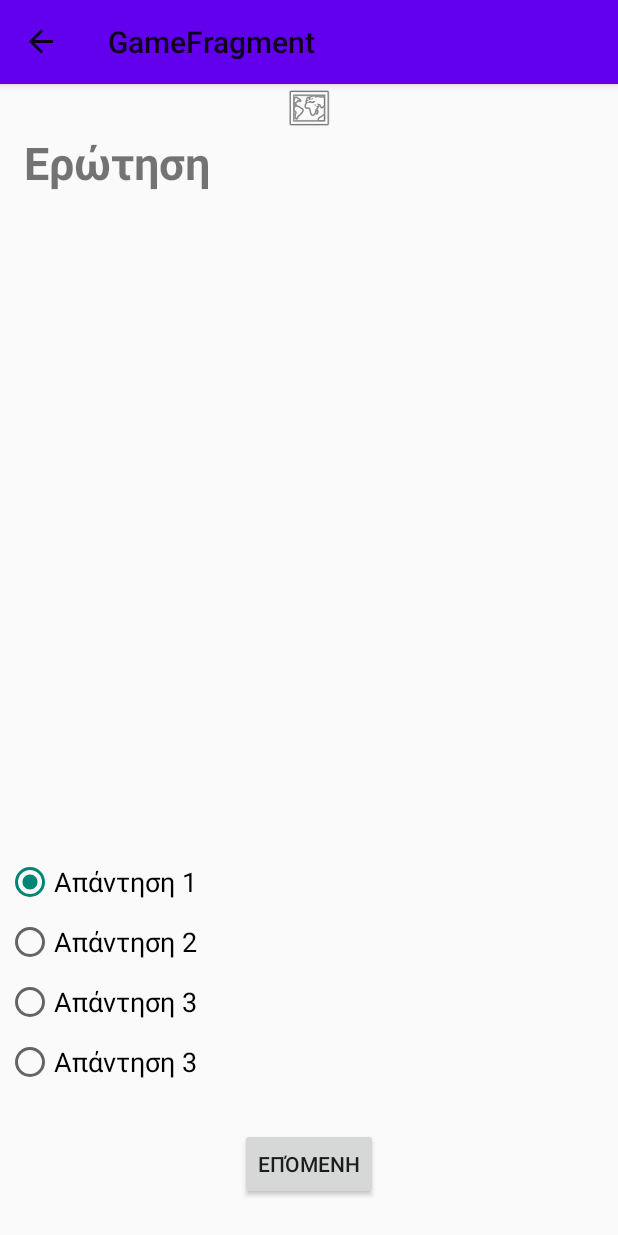
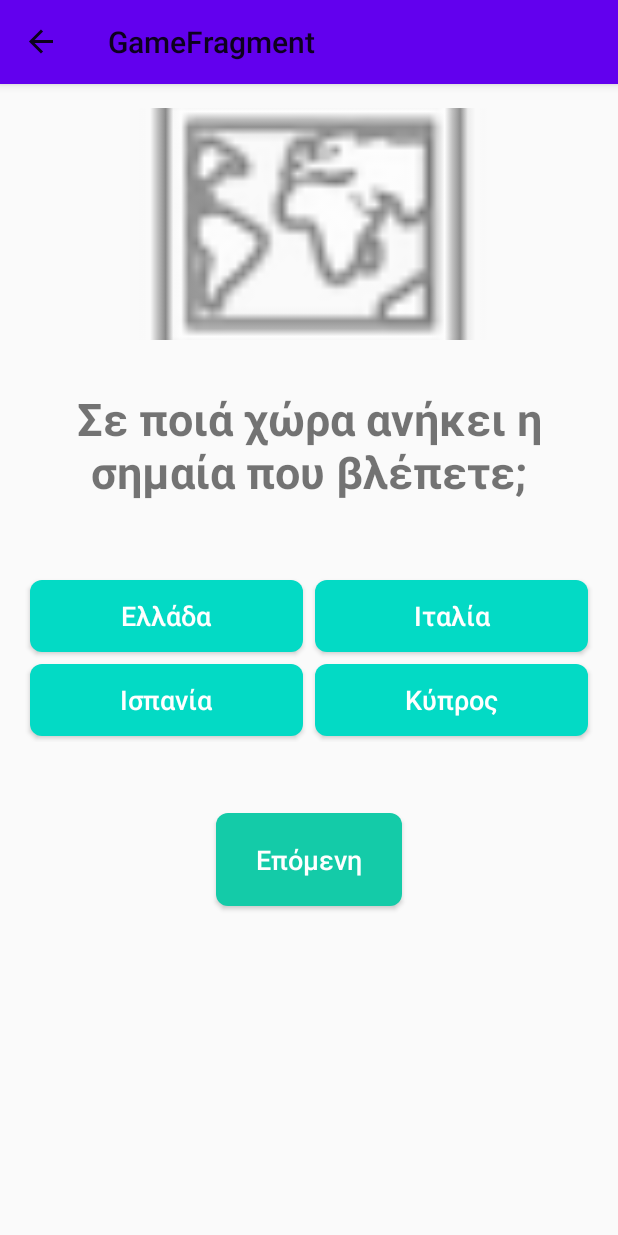
Before and after one commit to dlnioanna/CountriesTeach, an Android app: the GameFragment screen opened through its navigation route, on a phone screen of 412 x 824 dp. Run offline under Robolectric (Android 15) with nearby library versions, the phone set to English and light mode, and no system bars; our stand-ins replace data binding, navigation-ui; 1 statement that could not run was skipped.

Commit message:
gameLayout fixed

```diff
--- /dev/null
+++ b/app/src/main/res/drawable/button_answers.xml
@@ -0,0 +1,16 @@
+<?xml version="1.0" encoding="utf-8"?>
+<shape xmlns:android="http://schemas.android.com/apk/res/android"
+    android:shape="rectangle">
+    <solid android:color="@color/teal_200" />
+    <corners
+        android:bottomLeftRadius="8dp"
+        android:bottomRightRadius="8dp"
+        android:topLeftRadius="8dp"
+        android:topRightRadius="8dp" />
+    <padding
+        android:top="1dp"
+        android:bottom="1dp"
+        android:left="8dp"
+        android:right="8dp" />
+
+</shape>
--- /dev/null
+++ b/app/src/main/res/drawable/button_next.xml
@@ -0,0 +1,16 @@
+<?xml version="1.0" encoding="utf-8"?>
+<shape xmlns:android="http://schemas.android.com/apk/res/android"
+    android:shape="rectangle">
+    <solid android:color="@color/teal_500" />
+    <corners
+        android:bottomLeftRadius="8dp"
+        android:bottomRightRadius="8dp"
+        android:topLeftRadius="8dp"
+        android:topRightRadius="8dp" />
+    <padding
+        android:top="1dp"
+        android:bottom="1dp"
+        android:left="8dp"
+        android:right="8dp" />
+
+</shape>
--- a/app/src/main/res/layout/game_fragment.xml
+++ b/app/src/main/res/layout/game_fragment.xml
@@ -1,40 +1,31 @@
-<?xml version="1.0" encoding="utf-8"?><!--
-  ~ Copyright 2018, The Android Open Source Project
-  ~
-  ~ Licensed under the Apache License, Version 2.0 (the "License");
-  ~ you may not use this file except in compliance with the License.
-  ~ You may obtain a copy of the License at
-  ~
-  ~      http://www.apache.org/licenses/LICENSE-2.0
-  ~
-  ~ Unless required by applicable law or agreed to in writing, software
-  ~ distributed under the License is distributed on an "AS IS" BASIS,
-  ~ WITHOUT WARRANTIES OR CONDITIONS OF ANY KIND, either express or implied.
-  ~ See the License for the specific language governing permissions and
-  ~ limitations under the License.
-  -->
-
+<?xml version="1.0" encoding="utf-8"?>
 <layout xmlns:android="http://schemas.android.com/apk/res/android"
     xmlns:app="http://schemas.android.com/apk/res-auto"
     xmlns:tools="http://schemas.android.com/tools">
 
     <data>
-
         <variable
             name="gameViewModel"
             type="unipi.protal.countriesteach.screens.game.GameViewModel" />
     </data>
 
+    <ScrollView
+        android:id="@+id/questions_scroll_view"
+        android:layout_width="match_parent"
+        android:layout_height="match_parent"
+        tools:layout_editor_absoluteX="0dp"
+        tools:layout_editor_absoluteY="0dp">
+
         <androidx.constraintlayout.widget.ConstraintLayout
             android:id="@+id/game_layout"
             android:layout_width="match_parent"
-        android:layout_height="match_parent"
+            android:layout_height="wrap_content"
+            android:layout_margin="@dimen/vertical_margin"
             tools:context=".screens.game.GameFragment">
 
             <Button
                 android:id="@+id/skip_button"
-            android:layout_width="wrap_content"
-            android:layout_height="wrap_content"
+                style="@style/nextButtonLayout"
                 android:text="@string/skip"
                 app:layout_constraintBottom_toBottomOf="parent"
                 app:layout_constraintEnd_toEndOf="parent"
@@ -44,19 +35,20 @@
 
             <androidx.constraintlayout.widget.Guideline
                 android:id="@+id/guideline"
-            android:layout_width="wrap_content"
-            android:layout_height="wrap_content"
+                android:layout_width="match_parent"
+                android:layout_height="match_parent"
                 android:orientation="horizontal"
-            app:layout_constraintGuide_end="96dp" />
+                app:layout_constraintGuide_end="124dp" />
 
             <ImageView
                 android:id="@+id/flagImage"
-            android:layout_width="wrap_content"
-            android:layout_height="wrap_content"
+                android:layout_width="248dp"
+                android:layout_height="0dp"
                 android:layout_marginStart="@dimen/image_margin_start_end"
                 android:layout_marginEnd="@dimen/image_margin_start_end"
-            android:scaleType="fitCenter"
+                android:scaleType="centerCrop"
                 app:layout_constraintBottom_toTopOf="@+id/questionText"
+                app:layout_constraintDimensionRatio="8:5"
                 app:layout_constraintEnd_toEndOf="parent"
                 app:layout_constraintStart_toStartOf="parent"
                 app:layout_constraintTop_toTopOf="parent"
@@ -65,68 +57,63 @@
 
             <TextView
                 android:id="@+id/questionText"
-            android:layout_width="0dp"
-            android:layout_height="0dp"
+                android:layout_width="match_parent"
+                android:layout_height="wrap_content"
+                android:layout_marginTop="@dimen/question_margin"
+                android:layout_marginBottom="@dimen/question_margin"
                 android:fontFamily="sans-serif"
                 android:paddingStart="@dimen/activity_horizontal_margin"
                 android:paddingEnd="@dimen/activity_horizontal_margin"
-            android:text="Ερώτηση"
+                android:text="@string/question"
+                android:textAlignment="center"
                 android:textSize="@dimen/question_text_size"
                 android:textStyle="bold"
                 android:typeface="normal"
-            app:layout_constraintBottom_toTopOf="@+id/questionRadioGroup"
+                app:layout_constraintBottom_toTopOf="@+id/answers_grid_layout"
                 app:layout_constraintEnd_toEndOf="parent"
                 app:layout_constraintStart_toStartOf="parent"
                 app:layout_constraintTop_toBottomOf="@+id/flagImage"
-            tools:text="What color is the Android mascot?" />
+                tools:text="Σε ποιά χώρα ανήκει η σημαία που βλέπετε;" />
 
-        <RadioGroup
-            android:id="@+id/questionRadioGroup"
-            android:layout_width="0dp"
+
+            <GridLayout
+                android:id="@+id/answers_grid_layout"
+                android:layout_width="match_parent"
                 android:layout_height="wrap_content"
-            android:animateLayoutChanges="true"
-            android:orientation="vertical"
+                android:columnCount="2"
+                android:orientation="horizontal"
+                android:rowCount="2"
+                android:layout_marginTop="@dimen/grid_margin"
+                android:layout_marginBottom="@dimen/grid_margin"
+                app:layout_constraintBottom_toBottomOf="@+id/guideline"
                 app:layout_constraintEnd_toEndOf="parent"
                 app:layout_constraintStart_toStartOf="parent"
-            app:layout_constraintTop_toBottomOf="@+id/questionText"
-            app:layout_constraintBottom_toBottomOf="@+id/guideline">
+                app:layout_constraintTop_toBottomOf="@+id/questionText">
 
-            <RadioButton
+                <Button
                     android:id="@+id/firstAnswerRadioButton"
-                android:layout_width="match_parent"
-                android:layout_height="wrap_content"
-                android:layout_margin="@dimen/question_margin"
-                android:checked="true"
-                android:text="Απάντηση 1"
-                android:textSize="@dimen/answer_text_size"
-                tools:text="Blue" />
+                    style="@style/answerButtonLayout"
+                    android:text="Ελλάδα"
+                    tools:text="Greece" />
 
-            <RadioButton
+                <Button
                     android:id="@+id/secondAnswerRadioButton"
-                android:layout_width="match_parent"
-                android:layout_height="wrap_content"
-                android:layout_margin="@dimen/question_margin"
-                android:text="Απάντηση 2"
-                android:textSize="@dimen/answer_text_size"
-                tools:text="Green" />
+                    style="@style/answerButtonLayout"
+                    android:text="Ιταλία"
+                    tools:text="Italy" />
 
-            <RadioButton
+                <Button
                     android:id="@+id/thirdAnswerRadioButton"
-                android:layout_width="match_parent"
-                android:layout_height="wrap_content"
-                android:layout_margin="@dimen/question_margin"
-                android:text="Απάντηση 3"
-                android:textSize="@dimen/answer_text_size"
-                tools:text="Yellow" />
-            <RadioButton
+                    style="@style/answerButtonLayout"
+                    android:text="Ισπανία"
+                    tools:text="Spain" />
+
+                <Button
                     android:id="@+id/fourthAnswerRadioButton"
-                android:layout_width="match_parent"
-                android:layout_height="wrap_content"
-                android:layout_margin="@dimen/question_margin"
-                android:text="Απάντηση 3"
-                android:textSize="@dimen/answer_text_size"
-                tools:text="Yellow" />
-        </RadioGroup>
-
+                    style="@style/answerButtonLayout"
+                    android:text="Κύπρος"
+                    tools:text="Cyprus" />
+            </GridLayout>
         </androidx.constraintlayout.widget.ConstraintLayout>
+    </ScrollView>
 </layout>
--- a/app/src/main/res/layout/title_fragment.xml
+++ b/app/src/main/res/layout/title_fragment.xml
@@ -1,18 +1,4 @@
-<?xml version="1.0" encoding="utf-8"?><!--
-  ~ Copyright 2018, The Android Open Source Project
-  ~
-  ~ Licensed under the Apache License, Version 2.0 (the "License");
-  ~ you may not use this file except in compliance with the License.
-  ~ You may obtain a copy of the License at
-  ~
-  ~      http://www.apache.org/licenses/LICENSE-2.0
-  ~
-  ~ Unless required by applicable law or agreed to in writing, software
-  ~ distributed under the License is distributed on an "AS IS" BASIS,
-  ~ WITHOUT WARRANTIES OR CONDITIONS OF ANY KIND, either express or implied.
-  ~ See the License for the specific language governing permissions and
-  ~ limitations under the License.
-  -->
+<?xml version="1.0" encoding="utf-8"?>
 
 <layout xmlns:android="http://schemas.android.com/apk/res/android"
     xmlns:app="http://schemas.android.com/apk/res-auto"
--- a/app/src/main/res/values-night/themes.xml
+++ b/app/src/main/res/values-night/themes.xml
@@ -7,7 +7,7 @@
         <item name="colorOnPrimary">@color/black</item>
         <!-- Secondary brand color. -->
         <item name="colorSecondary">@color/teal_200</item>
-        <item name="colorSecondaryVariant">@color/teal_200</item>
+        <item name="colorSecondaryVariant">#56F3E3</item>
         <item name="colorOnSecondary">@color/black</item>
         <!-- Status bar color. -->
         <item name="android:statusBarColor" tools:targetApi="l">?attr/colorPrimaryVariant</item>
--- a/app/src/main/res/values/colors.xml
+++ b/app/src/main/res/values/colors.xml
@@ -4,6 +4,7 @@
     <color name="purple_500">#FF6200EE</color>
     <color name="purple_700">#FF3700B3</color>
     <color name="teal_200">#FF03DAC5</color>
+    <color name="teal_500">#14cba8</color>
     <color name="teal_700">#FF018786</color>
     <color name="black">#FF000000</color>
     <color name="white">#FFFFFFFF</color>
--- a/app/src/main/res/values/dimens.xml
+++ b/app/src/main/res/values/dimens.xml
@@ -8,9 +8,12 @@
     <dimen name="vertical_margin">16dp</dimen>
     <dimen name="horizontal_margin">8dp</dimen>
     <dimen name="button_padding">16dp</dimen>
+    <dimen name="button_margin">4dp</dimen>
     <dimen name="button_text_size">18sp</dimen>
 
-    <dimen name="question_margin">4dp</dimen>
+    <dimen name="question_margin">32dp</dimen>
+    <dimen name="grid_margin">16dp</dimen>
+    <dimen name="radio_group_padding">16dp</dimen>
     <dimen name="image_margin">4dp</dimen>
     <dimen name="image_margin_start_end">32dp</dimen>
     <dimen name="answer_text_size">18sp</dimen>
--- a/app/src/main/res/values/strings.xml
+++ b/app/src/main/res/values/strings.xml
@@ -5,4 +5,5 @@
     <string name="flag_text">Η σημαία ανήκει στη χώρα </string>
     <string name="coat_of_arms_text">Το εθνόσημο ανήκει στη χώρα </string>
     <string name="play_button">Ξεκινήστε</string>
+    <string name="question">Σε ποιά χώρα ανήκει η σημαία που βλέπετε;</string>
 </resources>
--- /dev/null
+++ b/app/src/main/res/values/styles.xml
@@ -0,0 +1,26 @@
+<?xml version="1.0" encoding="utf-8"?>
+<resources>
+    <style name="answerButtonLayout" parent="Base.Widget.AppCompat.Button">
+        <item name="android:layout_width">0dp</item>
+        <item name="android:layout_height">match_parent</item>
+        <item name="android:layout_columnWeight">1</item>
+        <item name="android:gravity">center_horizontal|center_vertical</item>
+        <item name="android:textSize">@dimen/button_text_size</item>
+        <item name="android:textAllCaps">false</item>
+        <item name="android:textColor">@color/white</item>
+        <item name="android:background">@drawable/button_answers</item>
+        <item name="android:layout_margin">@dimen/button_margin</item>
+        <item name="android:padding">@dimen/button_margin</item>
+    </style>
+    <style name="nextButtonLayout" parent="Base.Widget.AppCompat.Button">
+        <item name="android:layout_width">124dp</item>
+        <item name="android:layout_height">62dp</item>
+        <item name="android:layout_columnWeight">1</item>
+        <item name="android:gravity">center_horizontal|center_vertical</item>
+        <item name="android:textSize">@dimen/button_text_size</item>
+        <item name="android:textAllCaps">false</item>
+        <item name="android:textColor">@color/white</item>
+        <item name="android:background">@drawable/button_next</item>
+        <item name="android:layout_margin">@dimen/button_margin</item>
+    </style>
+</resources>
```
Lines whose indentation alone changed are shown as unchanged.
